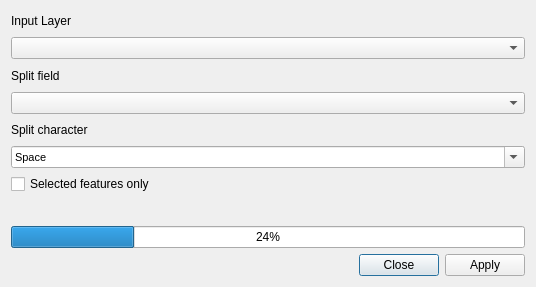
First picture: the form in forms/hcmgis_split_field_form.ui, repository thangqd/HCMGIS, before the edit.
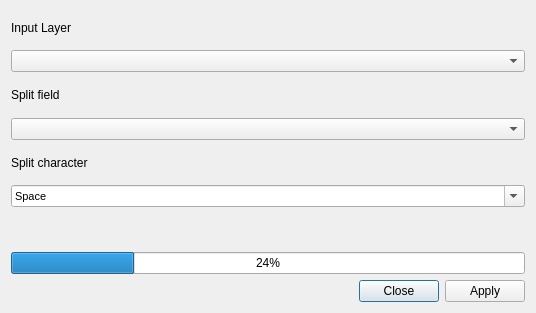
Second picture: the form after the edit. Custom widgets are drawn as their Qt base class.

Commit message: update standalone HCMGIS library

Patch:
```diff
--- a/forms/hcmgis_split_field_form.ui
+++ b/forms/hcmgis_split_field_form.ui
@@ -13,7 +13,7 @@
     <x>0</x>
     <y>0</y>
     <width>536</width>
-    <height>287</height>
+    <height>313</height>
    </rect>
   </property>
   <property name="mouseTracking">
@@ -212,13 +212,6 @@
      </item>
     </widget>
    </item>
-   <item>
-    <widget class="QCheckBox" name="ChkSelectedFeaturesOnly">
-     <property name="text">
-      <string>Selected features only</string>
-     </property>
-    </widget>
-   </item>
    <item>
     <widget class="QLabel" name="LblStatus">
      <property name="text">
```
The commit also changes 44 other files.
